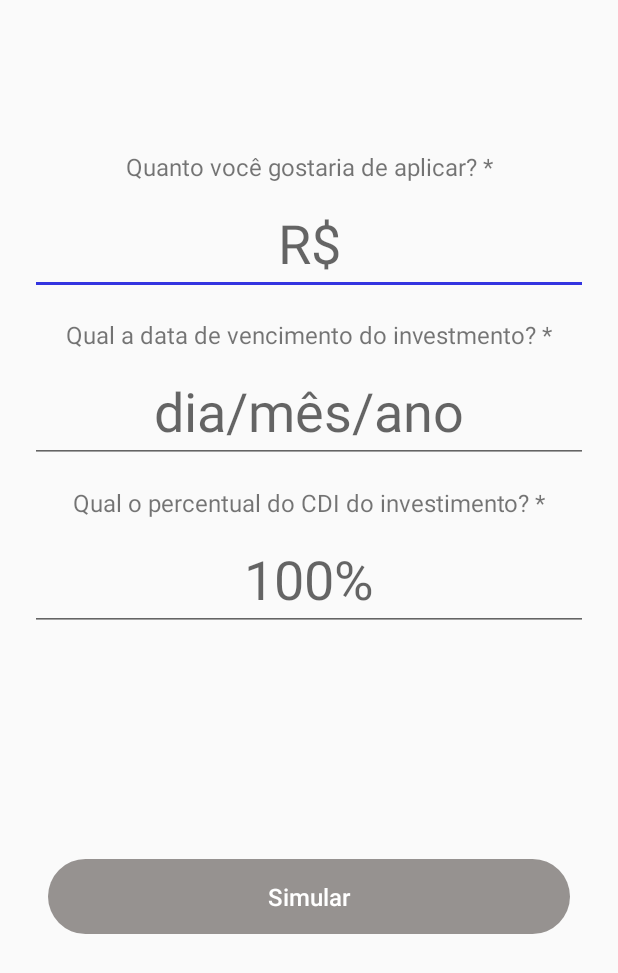
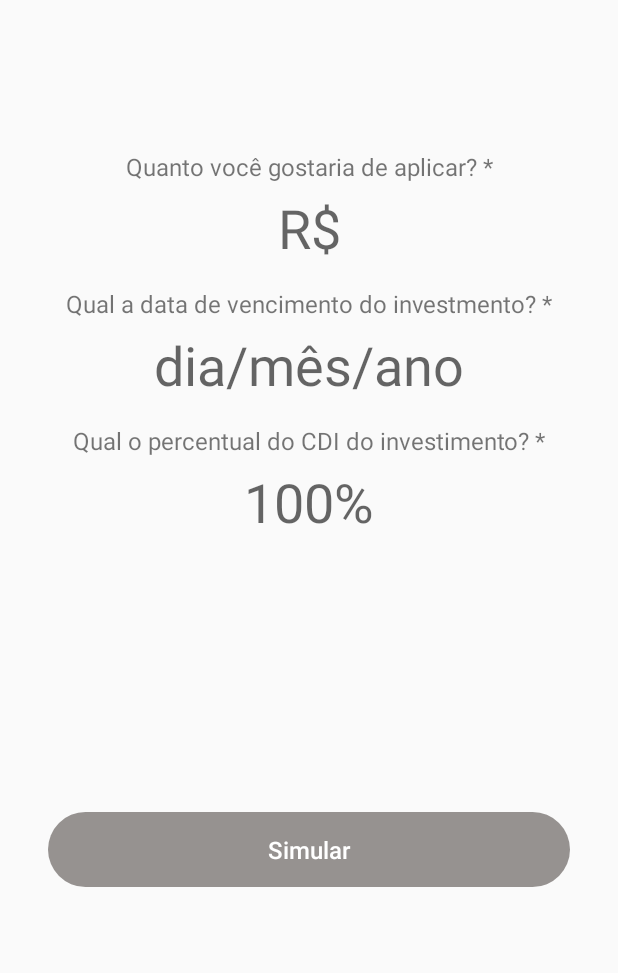
Before and after one commit to douglascarvalho/investment-simulator, an Android app: the screen it shows after launch (SimulateActivity), on a phone screen of 412 x 824 dp. Shown: the top 973 px of the screen. Run offline under Robolectric (Android 15) with nearby library versions, the phone set to English and light mode, and no system bars.

```diff
--- a/feature/simulation/src/main/java/com/doug/simulation/simulate/SimulateActivity.kt
+++ b/feature/simulation/src/main/java/com/doug/simulation/simulate/SimulateActivity.kt
@@ -44,7 +44,7 @@ class SimulateActivity : BaseActivity(), FormValidation{
     }
 
     private fun setupSimulateForm() {
-        amount.setupBrazilianCurrencyFormat(this)
+        //amount.setupBrazilianCurrencyFormat(this)
         maturityDate.setupDateFormat(this)
         rate.setupPercentFormat(this)
     }
--- a/feature/simulation/src/main/res/layout/activity_simulate.xml
+++ b/feature/simulation/src/main/res/layout/activity_simulate.xml
@@ -35,12 +35,13 @@
         android:text="@string/how_much_to_invest"
         />
 
-    <EditText
+    <com.doug.ui.InvestmentEditText
         style="@style/simulateInputStyle"
         android:id="@+id/amount"
         android:layout_width="0dp"
         android:layout_height="wrap_content"
         android:hint="@string/amount_hint"
+        app:type="monetary"
         app:layout_constraintStart_toStartOf="parent"
         app:layout_constraintEnd_toEndOf="parent"
         app:layout_constraintTop_toBottomOf="@id/amount_label"
--- a/feature/simulation/src/main/res/values/style.xml
+++ b/feature/simulation/src/main/res/values/style.xml
@@ -14,6 +14,7 @@
         <item name="android:textSize">36sp</item>
         <item name="android:inputType">number</item>
         <item name="android:gravity">center_horizontal</item>
+        <item name="android:background">@drawable/bg_edittext</item>
     </style>
 
 </resources>
--- /dev/null
+++ b/lib/ui/src/main/java/com/doug/ui/InvestmentEditText.kt
@@ -0,0 +1,72 @@
+package com.doug.ui
+
+import android.content.Context
+import android.text.Editable
+import android.text.TextWatcher
+import android.util.AttributeSet
+import android.view.View
+import android.widget.EditText
+import com.doug.ui.mask.Mask
+import com.doug.ui.validators.AmountValidator
+import com.doug.ui.validators.UiValidator
+
+class InvestmentEditText(context: Context?, attrs: AttributeSet?) : EditText(context, attrs) {
+
+    private lateinit var uiValidator: UiValidator
+
+    private val stateError = intArrayOf(R.attr.state_error)
+    private var hasBeenEdited = false
+    private var shouldShowError = false
+    private var hasFocus = false
+
+    init {
+        val attributes = context?.obtainStyledAttributes(attrs, R.styleable.InvestmentEditText)
+        val type = attributes?.getString(0)
+
+        if (type == "monetary") {
+            uiValidator = AmountValidator
+            addTextChangedListener(Mask.brazilianMonetaryFormat( this))
+        }
+        init()
+    }
+
+    override fun onCreateDrawableState(extraSpace: Int): IntArray {
+        val drawableState = super.onCreateDrawableState(extraSpace + 2)
+        if (shouldShowError) {
+            View.mergeDrawableStates(drawableState, stateError)
+        }
+        return drawableState
+    }
+
+    fun forceUpdateState() {
+        shouldShowError = !uiValidator.isValid(text.toString())
+        refreshDrawableState()
+    }
+
+    fun isValid(): Boolean {
+        return uiValidator.isValid(text.toString())
+    }
+
+    private fun init() {
+        addTextChangedListener(object : TextWatcher {
+            override fun afterTextChanged(s: Editable?) {}
+
+            override fun beforeTextChanged(s: CharSequence?, start: Int, count: Int, after: Int) {}
+
+            override fun onTextChanged(text: CharSequence, start: Int, before: Int, count: Int) {
+                hasBeenEdited = true
+                forceUpdateState()
+            }
+        })
+
+        onFocusChangeListener = OnFocusChangeListener { _, hasFocus ->
+            this.hasFocus = hasFocus
+            updateState()
+        }
+    }
+
+    private fun updateState() {
+        shouldShowError = !hasFocus && !uiValidator.isValid(text.toString()) && hasBeenEdited
+        refreshDrawableState()
+    }
+}
--- /dev/null
+++ b/lib/ui/src/main/java/com/doug/ui/validators/UiValidator.kt
@@ -0,0 +1,5 @@
+package com.doug.ui.validators
+
+interface UiValidator {
+    fun isValid(value: String): Boolean
+}
--- /dev/null
+++ b/lib/ui/src/main/res/drawable/bg_edittext.xml
@@ -0,0 +1,6 @@
+<?xml version="1.0" encoding="utf-8"?>
+<selector xmlns:android="http://schemas.android.com/apk/res/android"
+    xmlns:app="http://schemas.android.com/apk/res-auto">
+    <item android:drawable="@android:color/transparent" app:state_error="false" />
+    <item android:drawable="@drawable/bg_round_red_transparent" app:state_error="true"/>
+</selector>
--- /dev/null
+++ b/lib/ui/src/main/res/drawable/bg_round_red_transparent.xml
@@ -0,0 +1,5 @@
+<?xml version="1.0" encoding="utf-8"?>
+<shape xmlns:android="http://schemas.android.com/apk/res/android">
+    <solid android:color="@color/red_transparent"/>
+    <corners android:radius="4dp"/>
+</shape>
--- a/lib/ui/src/main/res/values/colors.xml
+++ b/lib/ui/src/main/res/values/colors.xml
@@ -6,4 +6,7 @@
 
     <color name="light_gray">#969290</color>
     <color name="gray">#504D4D</color>
+
+    <color name="red_transparent">#2cfa365c</color>
+
 </resources>
```
Also changed, not shown: lib/ui/src/main/java/com/doug/ui/mask/Mask.kt (added, +93 -0 lines), lib/ui/src/main/java/com/doug/ui/validators/AmountValidator.kt (added, +19 -0 lines), lib/ui/src/main/res/values/attrs.xml (+9 -0 lines).
